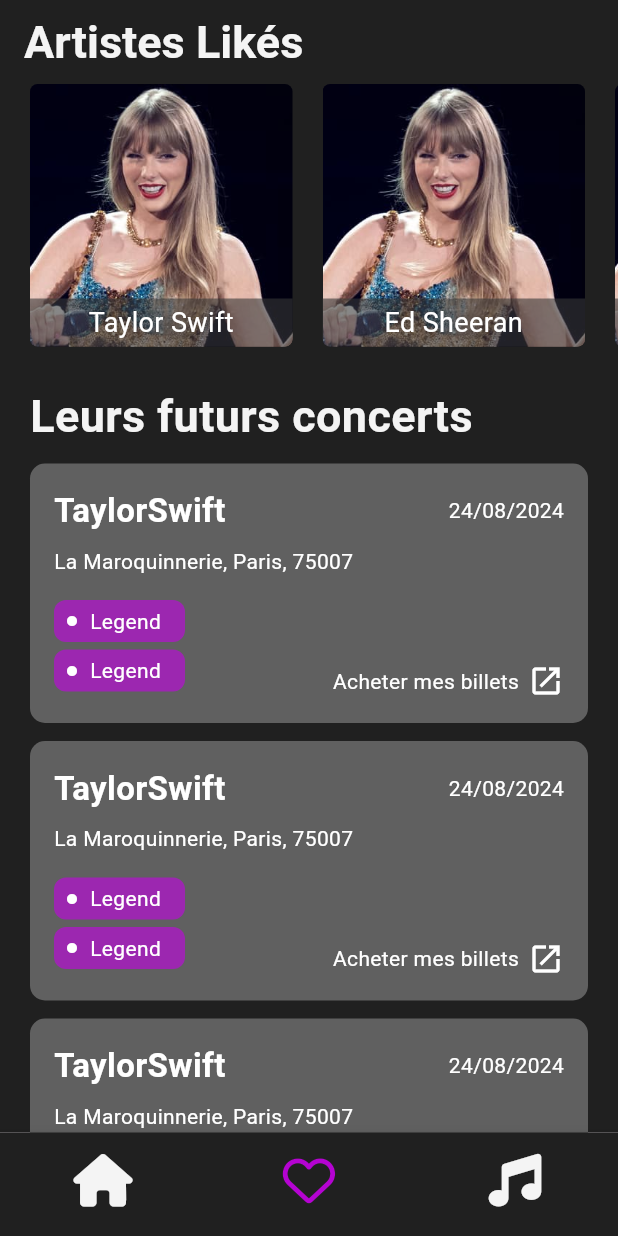
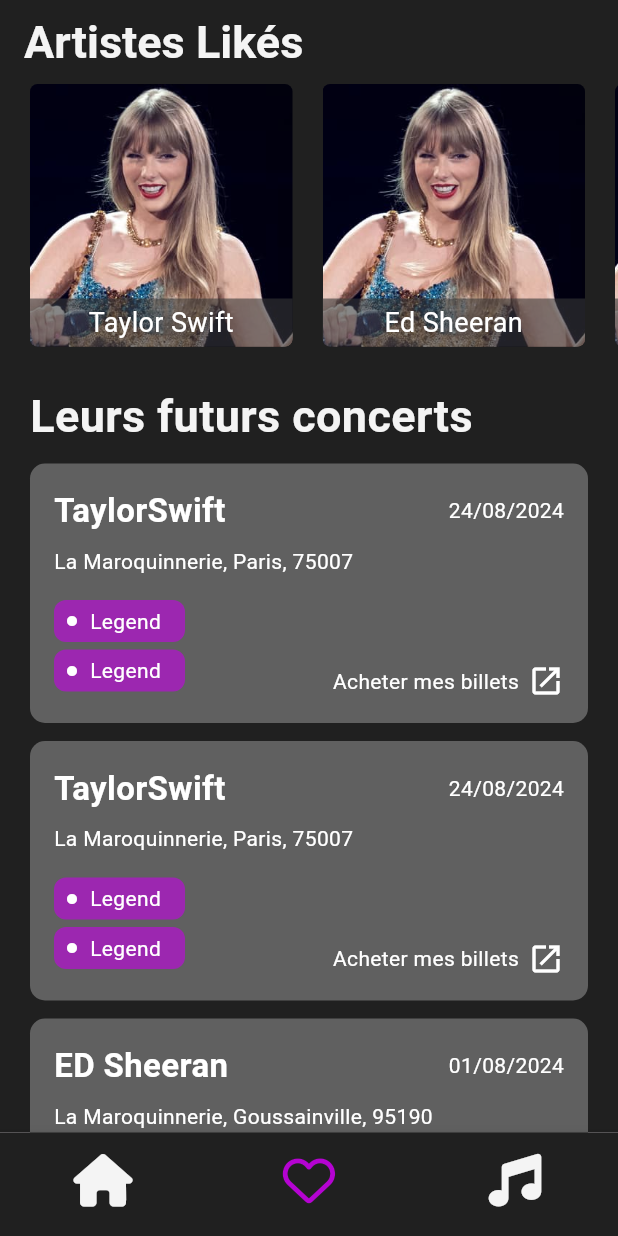
Before and after one commit to SarahOtmane/SpotifyTest, a Flutter app: the screen it shows after launch, item 2 of the bottom bar chosen, on a phone screen of 412 x 824 dp. Run offline on Flutter 3.47's test engine with Material 3 defaults, Android fonts, the phone set to English and light mode, and no system bars; our stand-ins replace flutter_dotenv, font_awesome_flutter.

Commit message:
update the data

```diff
--- a/lib/data/concertArtistData.dart
+++ b/lib/data/concertArtistData.dart
@@ -31,17 +31,17 @@ List<Concert> concerts = [
     genre: ['rock', 'pop'],
   ),
   Concert(
-    date: '24/08/2024',
-    name: 'TaylorSwift',
+    date: '01/08/2024',
+    name: 'ED Sheeran',
     lien: 'test',
-    lieux: 'La Maroquinnerie, Paris, 75007',
+    lieux: 'La Maroquinnerie, Goussainville, 95190',
     genre: ['rock', 'pop'],
   ),
   Concert(
-    date: '24/08/2024',
-    name: 'TaylorSwift',
+    date: '30/08/2024',
+    name: 'The Weekend',
     lien: 'test',
-    lieux: 'La Maroquinnerie, Paris, 75007',
+    lieux: 'La Maroquinnerie, Boulogne Billancourt, 92100',
     genre: ['rock', 'pop'],
   ),
 ];
```
